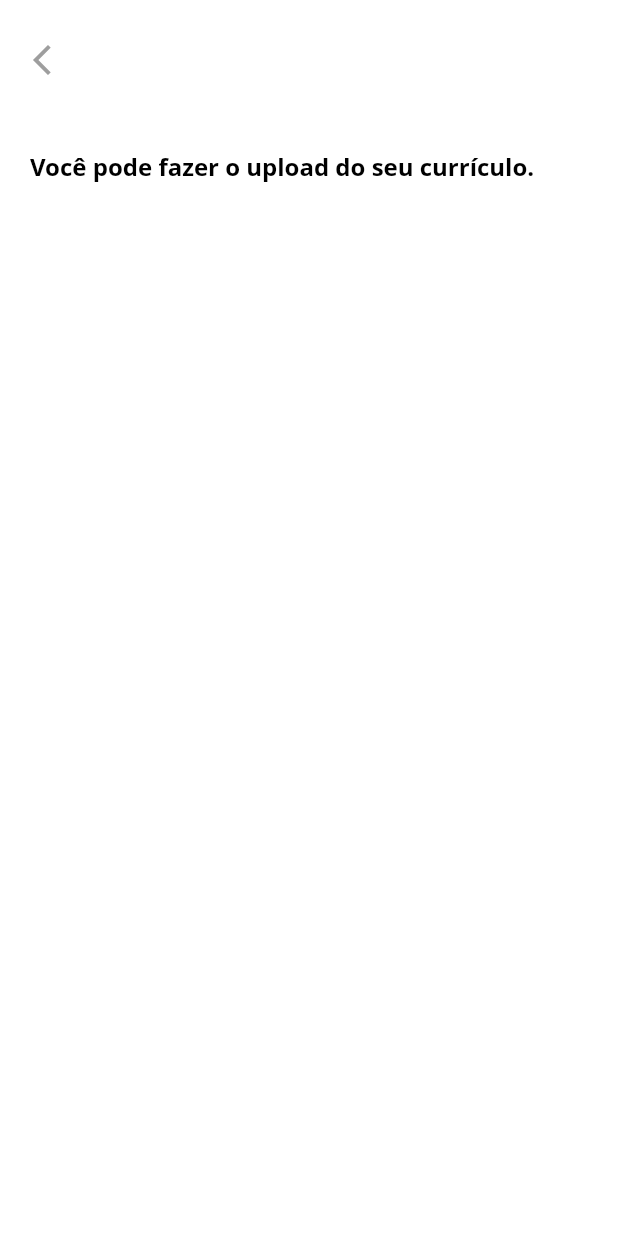
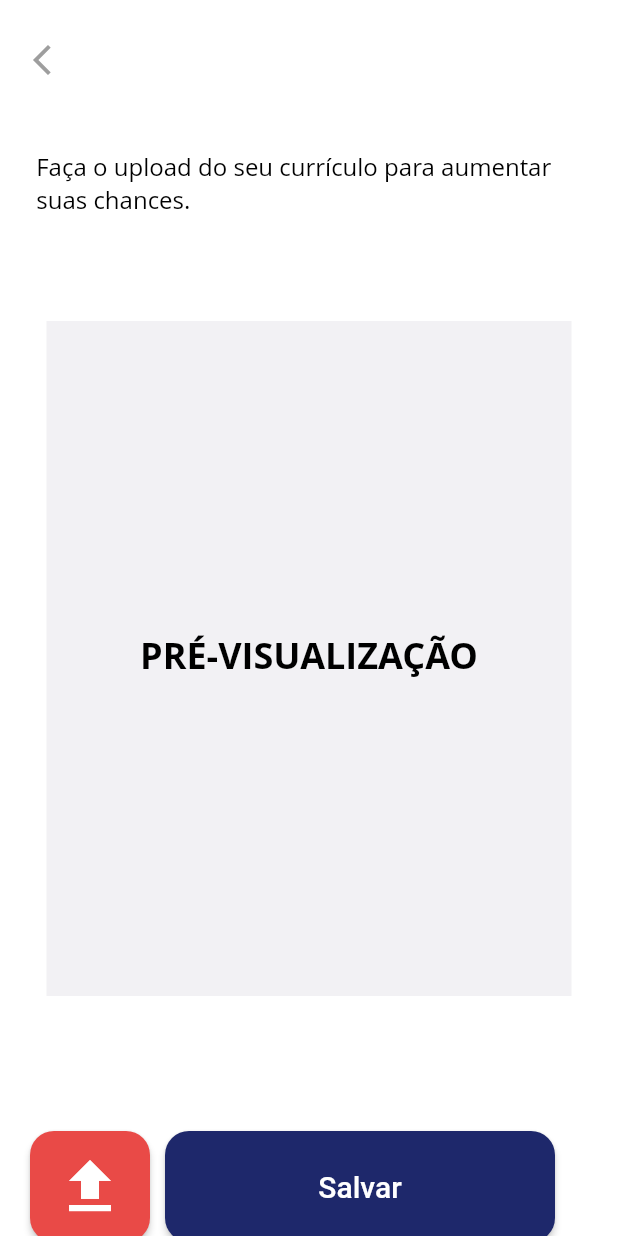
Before and after one commit to islycodes/jobfinder-flutter, a Flutter app: the TelaCV screen opened by its route, on a phone screen of 412 x 824 dp. Run offline on Flutter 3.47's test engine with Material 2 defaults, Android fonts, the phone set to English and light mode, and no system bars; our stand-ins replace flutter_svg; Roboto replaces fonts that are missing (Open Sans, OpenSans).

Commit message:
finaliza telacv

```diff
--- a/lib/pages/view/perfil/tela_cv.dart
+++ b/lib/pages/view/perfil/tela_cv.dart
@@ -1,4 +1,6 @@
 import 'package:flutter/material.dart';
+
+import '../../../components/elevatedButtonGenerator.dart';
 
 class TelaCV extends StatefulWidget {
   const TelaCV({super.key});
@@ -29,25 +31,90 @@ class _TelaCVState extends State<TelaCV> {
             child: Form(
               child: Column(children: [
                 Column(
-                  mainAxisAlignment: MainAxisAlignment.spaceBetween,
+                  mainAxisAlignment: MainAxisAlignment.spaceEvenly,
                   children: [
                     Row(
                       crossAxisAlignment: CrossAxisAlignment.start,
                       children: [
                         Text(
-                          'Você pode fazer o upload do seu currículo.',
+                          ' Faça o upload do seu currículo para aumentar\n suas chances.',
                           style: TextStyle(
                             color: Colors.black,
                             fontSize: 16,
                             fontFamily: "Open Sans",
-                            fontWeight: FontWeight.w700,
+                            fontWeight: FontWeight.w400,
                           ),
                         ),
                       ],
                     ),
+                    SizedBox(height: 70),
+                    Container(
+                      height: 450,
+                      width: 350,
+                      decoration: BoxDecoration(
+                        color: Color.fromRGBO(242, 241, 244, 1),
+                      ),
+                      child: Center(
+                        child: Text(
+                          'PRÉ-VISUALIZAÇÃO',
+                          style: TextStyle(
+                            fontFamily: "Open Sans",
+                            fontSize: 24,
+                            color: Colors.black,
+                            fontWeight: FontWeight.w700,
+                            height: 1,
+                          ),
+                          textAlign: TextAlign.center,
+                        ),
+                      ),
+                    ),
+
                     SizedBox(
-                      height: 300,
-                      width: 300,
+                      height: 90,
+                    ),
+
+                    //botao de upload
+                    Column(
+                      children: [
+                        Row(
+                            mainAxisAlignment: MainAxisAlignment.start,
+                            children: [
+                              ElevatedButton(
+                                onPressed: () {},
+                                style: ElevatedButton.styleFrom(
+                                    minimumSize: Size(74, 74),
+                                    backgroundColor:
+                                        Color.fromRGBO(233, 74, 71, 1),
+                                    shape: RoundedRectangleBorder(
+                                      borderRadius: BorderRadius.circular(16),
+                                    )),
+                                child: Icon(
+                                  Icons.file_upload,
+                                  color: Colors.white,
+                                  size: 48,
+                                ),
+                              ),
+                              SizedBox(width: 10),
+                              ElevatedButton(
+                                  style: ElevatedButton.styleFrom(
+                                      minimumSize: Size(260, 74),
+                                      backgroundColor:
+                                          Color.fromRGBO(30, 40, 107, 1),
+                                      shape: RoundedRectangleBorder(
+                                        borderRadius: BorderRadius.circular(16),
+                                      )),
+                                  onPressed: () {
+                                    Navigator.pop(context);
+                                  },
+                                  child: Text(
+                                    'Salvar',
+                                    style: TextStyle(
+                                        fontSize: 20,
+                                        color: Colors.white,
+                                        fontFamily: 'OpenSans'),
+                                  )),
+                            ]),
+                      ],
                     )
                   ],
                 ),
--- a/lib/pages/view/perfil/tela_perfil.dart
+++ b/lib/pages/view/perfil/tela_perfil.dart
@@ -14,8 +14,9 @@ class TelaPerfil extends StatelessWidget {
 
   static List<OpcoesPerfil> opcoesPerfil = [
     OpcoesPerfil(nomeOpcao: 'Meus dados', caminhoOpcao: 'telaDados'),
-    OpcoesPerfil(nomeOpcao: 'Meus currículo', caminhoOpcao: 'telaCV'),
-    OpcoesPerfil(nomeOpcao: 'Minhas candidaturas', caminhoOpcao: 'telaCandidaturas'),
+    OpcoesPerfil(nomeOpcao: 'Meu currículo', caminhoOpcao: 'telaCV'),
+    OpcoesPerfil(
+        nomeOpcao: 'Minhas candidaturas', caminhoOpcao: 'telaCandidaturas'),
     OpcoesPerfil(nomeOpcao: 'Vagas Salvas', caminhoOpcao: 'telaVagaSalva'),
   ];
 
@@ -43,8 +44,7 @@ class TelaPerfil extends StatelessWidget {
                     mainAxisAlignment: MainAxisAlignment.spaceBetween,
                     children: [
                       Column(
-                        children:
-                          opcoesPerfil.map(
+                        children: opcoesPerfil.map(
                           (opcao) {
                             return Card(
                               color: Color.fromRGBO(248, 246, 249, 1),
@@ -52,7 +52,8 @@ class TelaPerfil extends StatelessWidget {
                               child: InkWell(
                                 borderRadius: BorderRadius.circular(5),
                                 onTap: () {
-                                  Navigator.pushNamed(context, opcao.caminhoOpcao);
+                                  Navigator.pushNamed(
+                                      context, opcao.caminhoOpcao);
                                 },
                                 child: Padding(
                                   padding: EdgeInsets.all(20),
```
